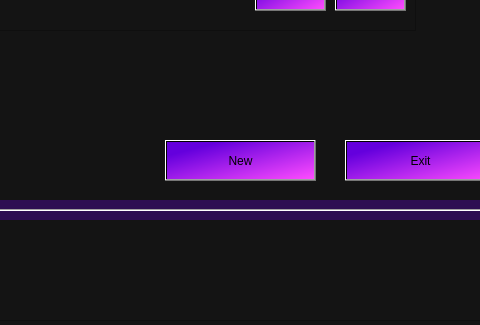
First picture: the form in my_love_project/src/planwindow.ui, repository Tulenenok/BestPlanerEver, before the edit; both pictures show x 165 to 645 and y 390 to 715 of the 1010 by 715 pixel window.
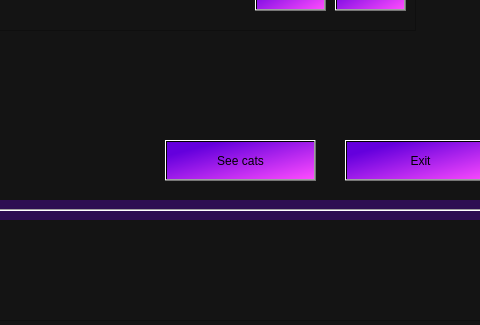
Second picture: the form after the edit.

Diff of the .ui file:
```diff
--- a/my_love_project/src/planwindow.ui
+++ b/my_love_project/src/planwindow.ui
@@ -89,7 +89,7 @@
      <string notr="true">background-color: qlineargradient(spread:pad, x1:0.159204, y1:0.205, x2:1, y2:1, stop:0 rgba(100, 0, 221, 255), stop:1 rgba(255, 76, 255, 255));</string>
     </property>
     <property name="text">
-     <string>New</string>
+     <string>See cats</string>
     </property>
    </widget>
    <widget class="Line" name="line">
```
Left out of the diff: 14 changed lines with no effect on the pictures.
